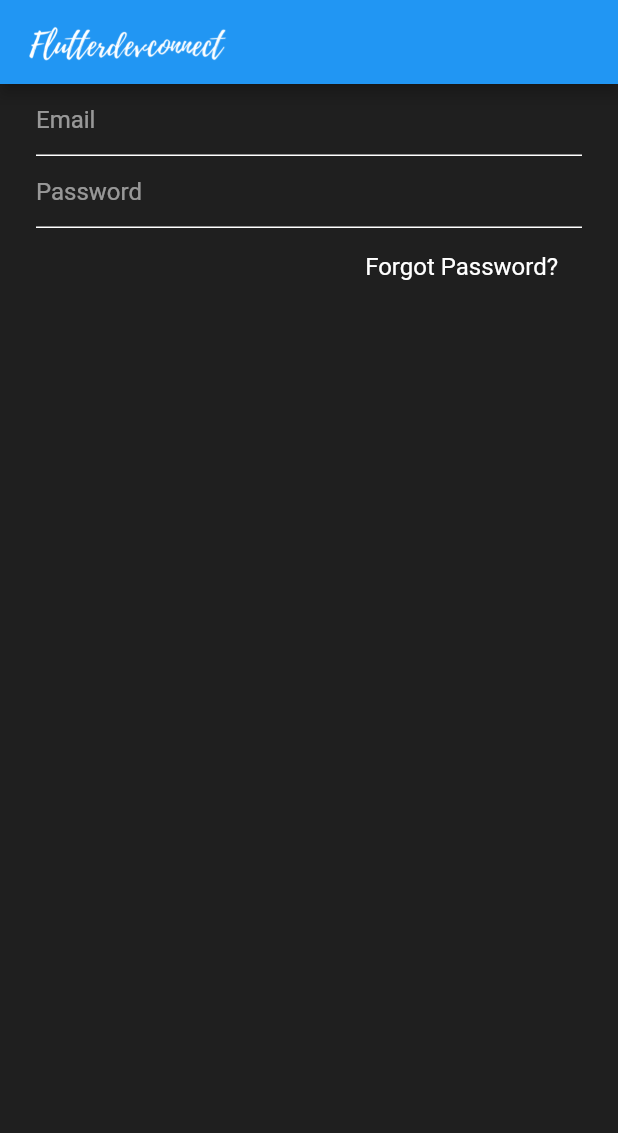
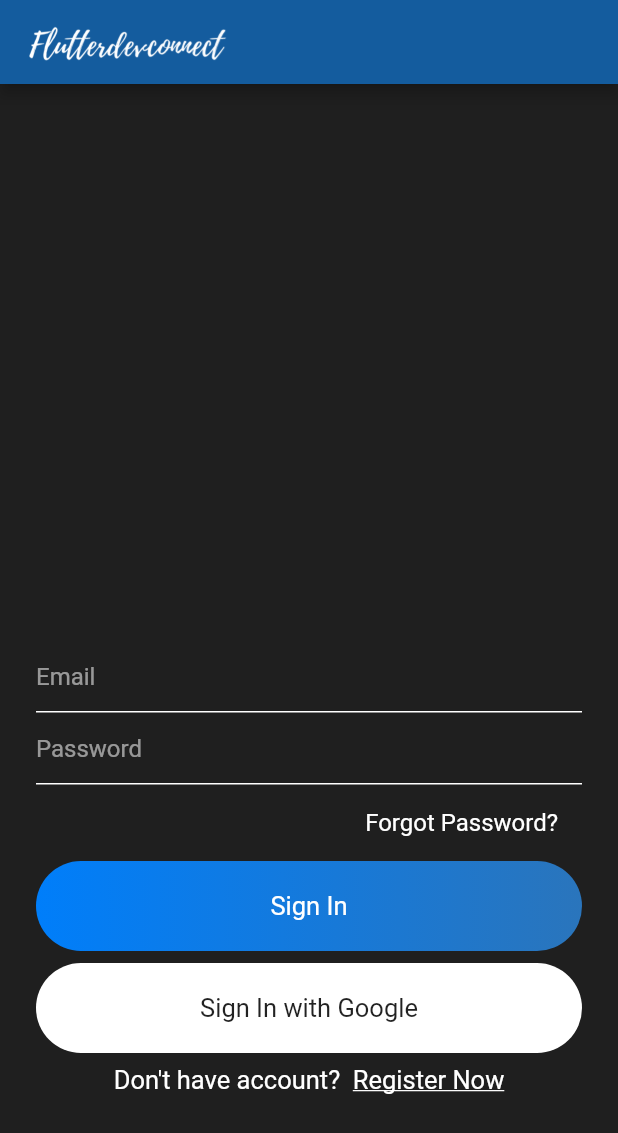
Before and after one commit to Molusoj/Flutter-Chat-App, a Flutter app: the screen it shows after launch, on a phone screen of 412 x 824 dp. Shown: the top 1133 px of the screen. Run offline on Flutter 3.47's test engine with Material 2 defaults, Android fonts, the phone set to English and light mode, and no system bars.

Commit message:
Completed Sign in ui

```diff
--- a/lib/main.dart
+++ b/lib/main.dart
@@ -13,6 +13,7 @@ class MyApp extends StatelessWidget {
         title: 'Flutter Demo',
         debugShowCheckedModeBanner: false,
         theme: ThemeData(
+          primaryColor: Color(0xff145c9E),
           scaffoldBackgroundColor: Color(0xff1F1F1F),
           primarySwatch: Colors.blue,
           visualDensity: VisualDensity.adaptivePlatformDensity,
--- a/lib/views/signin.dart
+++ b/lib/views/signin.dart
@@ -9,17 +9,23 @@ class SignIn extends StatefulWidget {
 class _SignInState extends State<SignIn> {
   @override
   Widget build(BuildContext context) {
+    var simpleTextStyle2 = simpleTextStyle();
     return Scaffold(
       appBar: appBarMain(context),
-      body: Container(
+      body: SingleChildScrollView(
+        child: Container(
+          height: MediaQuery.of(context).size.height - 50,
+          alignment: Alignment.bottomCenter,
+          child: Container(
             padding: EdgeInsets.symmetric(horizontal: 24),
             child: Column(
+              mainAxisSize: MainAxisSize.min,
               children: [
                 TextField(
-                style: simpleTextFieldStyle(),
+                    style: simpleTextStyle(),
                     decoration: textFieldInputDecoration('Email')),
                 TextField(
-                style: simpleTextFieldStyle(),
+                    style: simpleTextStyle2,
                     decoration: textFieldInputDecoration('Password')),
                 SizedBox(
                   height: 8,
@@ -30,12 +36,64 @@ class _SignInState extends State<SignIn> {
                     padding: EdgeInsets.symmetric(horizontal: 16, vertical: 8),
                     child: Text(
                       'Forgot Password?',
-                  style: simpleTextFieldStyle(),
+                      style: simpleTextStyle(),
                     ),
                     alignment: Alignment.centerRight,
                   ),
+                ),
+                SizedBox(
+                  height: 8,
+                ),
+                Container(
+                  alignment: Alignment.center,
+                  padding: EdgeInsets.symmetric(vertical: 20),
+                  width: MediaQuery.of(context).size.width,
+                  decoration: BoxDecoration(
+                      gradient: LinearGradient(colors: [
+                        const Color(0xff007EFa),
+                        const Color(0xff2A75BC)
+                      ]),
+                      borderRadius: BorderRadius.circular(30)),
+                  child: Text(
+                    'Sign In',
+                    style: mediumTextStyle(),
+                  ),
+                ),
+                SizedBox(
+                  height: 8,
+                ),
+                Container(
+                  alignment: Alignment.center,
+                  padding: EdgeInsets.symmetric(vertical: 20),
+                  width: MediaQuery.of(context).size.width,
+                  decoration: BoxDecoration(
+                      color: Colors.white,
+                      borderRadius: BorderRadius.circular(30)),
+                  child: Text(
+                    'Sign In with Google',
+                    style: TextStyle(fontSize: 17, color: Colors.black87),
+                  ),
+                ),
+                SizedBox(
+                  height: 8,
+                ),
+                Row(
+                  mainAxisAlignment: MainAxisAlignment.center,
+                  children: [
+                    Text("Don't have account?  ", style: mediumTextStyle()),
+                    Text("Register Now",
+                        style: TextStyle(
+                            fontSize: 17,
+                            color: Colors.white,
+                            decoration: TextDecoration.underline)),
+                  ],
+                ),
+                SizedBox(
+                  height: 100,
                 )
               ],
+            ),
+          ),
         ),
       ),
     );
--- a/lib/widgets/widget.dart
+++ b/lib/widgets/widget.dart
@@ -19,6 +19,10 @@ InputDecoration textFieldInputDecoration(String hintText) {
           UnderlineInputBorder(borderSide: BorderSide(color: Colors.white)));
 }
 
-TextStyle simpleTextFieldStyle() {
+TextStyle simpleTextStyle() {
   return TextStyle(fontSize: 16, color: Colors.white);
 }
+
+TextStyle mediumTextStyle() {
+  return TextStyle(fontSize: 17, color: Colors.white);
+}
```
Lines whose indentation alone changed are shown as unchanged.
